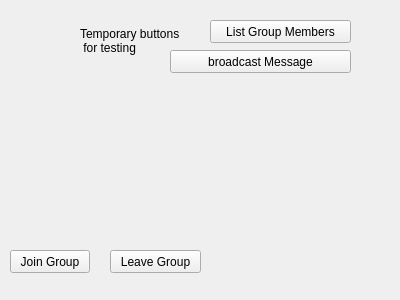
Before: the Qt Designer form Komunikator/mainwindow.ui in obalcevicius/TIN-Komunikator-Wieloosobowy, drawn with Qt 5.
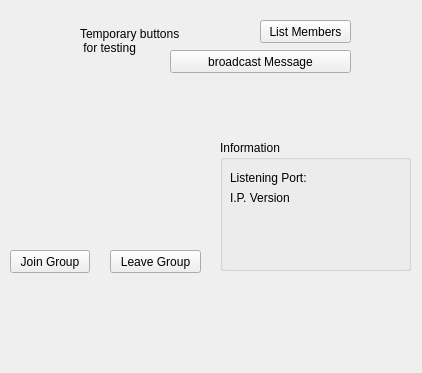
After: the same form once the commit is applied.

Diff of the .ui file:
```diff
--- a/Komunikator/mainwindow.ui
+++ b/Komunikator/mainwindow.ui
@@ -6,8 +6,8 @@
    <rect>
     <x>0</x>
     <y>0</y>
-    <width>400</width>
-    <height>300</height>
+    <width>422</width>
+    <height>373</height>
    </rect>
   </property>
   <property name="windowTitle">
@@ -43,19 +43,6 @@
      <string>Leave Group</string>
     </property>
    </widget>
-   <widget class="QPushButton" name="listMembersButton">
-    <property name="geometry">
-     <rect>
-      <x>210</x>
-      <y>20</y>
-      <width>141</width>
-      <height>23</height>
-     </rect>
-    </property>
-    <property name="text">
-     <string>List Group Members</string>
-    </property>
-   </widget>
    <widget class="QPushButton" name="broadcastMessageButton">
     <property name="geometry">
      <rect>
@@ -83,6 +70,96 @@
  for testing</string>
     </property>
    </widget>
+   <widget class="QGroupBox" name="infoBox">
+    <property name="geometry">
+     <rect>
+      <x>220</x>
+      <y>140</y>
+      <width>191</width>
+      <height>131</height>
+     </rect>
+    </property>
+    <property name="title">
+     <string>Information</string>
+    </property>
+    <widget class="QLabel" name="portLabel">
+     <property name="geometry">
+      <rect>
+       <x>10</x>
+       <y>30</y>
+       <width>171</width>
+       <height>16</height>
+      </rect>
+     </property>
+     <property name="text">
+      <string>Listening Port: </string>
+     </property>
+    </widget>
+    <widget class="QLabel" name="ipLabel">
+     <property name="geometry">
+      <rect>
+       <x>10</x>
+       <y>50</y>
+       <width>91</width>
+       <height>16</height>
+      </rect>
+     </property>
+     <property name="text">
+      <string>I.P. Version</string>
+     </property>
+    </widget>
+    <widget class="QLabel" name="port">
+     <property name="geometry">
+      <rect>
+       <x>120</x>
+       <y>30</y>
+       <width>59</width>
+       <height>15</height>
+      </rect>
+     </property>
+     <property name="text">
+      <string/>
+     </property>
+     <property name="scaledContents">
+      <bool>true</bool>
+     </property>
+     <property name="alignment">
+      <set>Qt::AlignRight|Qt::AlignTrailing|Qt::AlignVCenter</set>
+     </property>
+    </widget>
+    <widget class="QLabel" name="ip">
+     <property name="geometry">
+      <rect>
+       <x>120</x>
+       <y>50</y>
+       <width>59</width>
+       <height>15</height>
+      </rect>
+     </property>
+     <property name="text">
+      <string/>
+     </property>
+     <property name="scaledContents">
+      <bool>true</bool>
+     </property>
+     <property name="alignment">
+      <set>Qt::AlignRight|Qt::AlignTrailing|Qt::AlignVCenter</set>
+     </property>
+    </widget>
+   </widget>
+   <widget class="QPushButton" name="listMembersButton">
+    <property name="geometry">
+     <rect>
+      <x>260</x>
+      <y>20</y>
+      <width>91</width>
+      <height>23</height>
+     </rect>
+    </property>
+    <property name="text">
+     <string>List Members</string>
+    </property>
+   </widget>
   </widget>
  </widget>
  <layoutdefault spacing="6" margin="11"/>
```
